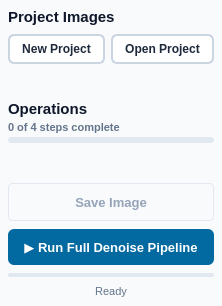
This is src/startrails/ui/sidebar_denoise.ui in gkyle/startrails as Qt 5 draws it before an edit. The edited form follows.
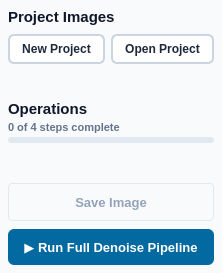
This is the edited form. Custom widgets are drawn as their Qt base class.

Commit message: refactor: remove legacy denoise pipeline progress widgets

The edit to the form file:
```diff
--- a/src/startrails/ui/sidebar_denoise.ui
+++ b/src/startrails/ui/sidebar_denoise.ui
@@ -464,48 +464,6 @@
          </property>
         </widget>
        </item>
-       <item>
-        <widget class="QProgressBar" name="pipelineProgressBar">
-         <property name="styleSheet">
-          <string notr="true">QProgressBar#pipelineProgressBar {
-    background-color: #e2e8f0;
-    border-radius: 2px;
-    max-height: 4px;
-    min-height: 4px;
-    border: none;
-}
-QProgressBar#pipelineProgressBar::chunk {
-    background-color: #0284c7;
-    border-radius: 2px;
-}</string>
-         </property>
-         <property name="maximum">
-          <number>100</number>
-         </property>
-         <property name="value">
-          <number>0</number>
-         </property>
-         <property name="textVisible">
-          <bool>false</bool>
-         </property>
-        </widget>
-       </item>
-       <item>
-        <widget class="QLabel" name="pipelineStatusLabel">
-         <property name="styleSheet">
-          <string notr="true">QLabel#pipelineStatusLabel {
-    color: #64748b;
-    font-size: 11px;
-}</string>
-         </property>
-         <property name="text">
-          <string>Ready</string>
-         </property>
-         <property name="alignment">
-          <set>Qt::AlignmentFlag::AlignCenter</set>
-         </property>
-        </widget>
-       </item>
        <item>
         <spacer name="bottomSpace">
          <property name="orientation">
```
The commit also changes 3 other files.
